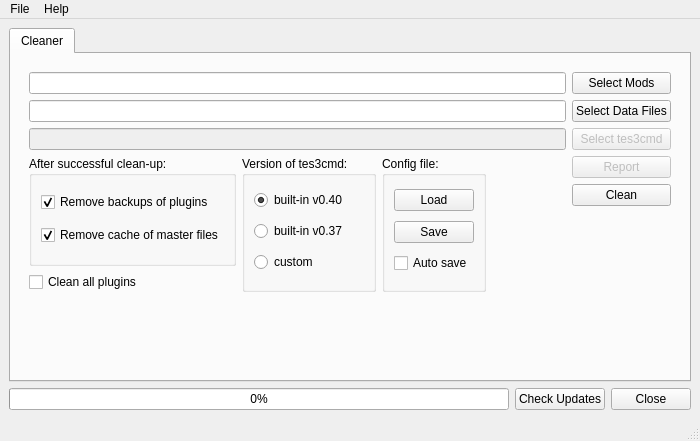
Qt form moht/ui/qtgui.ui (emcek/modhelpertool) before a commit.
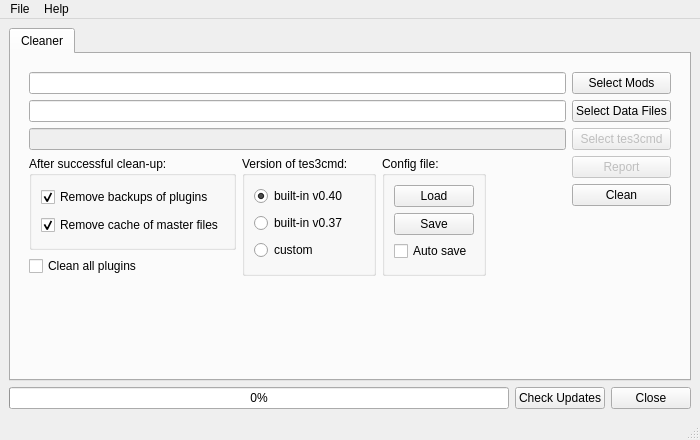
The same form after that commit. Icons and pictures are not drawn.

What changed in the file:
```diff
--- a/moht/ui/qtgui.ui
+++ b/moht/ui/qtgui.ui
@@ -7,7 +7,7 @@
     <x>0</x>
     <y>0</y>
     <width>700</width>
-    <height>441</height>
+    <height>440</height>
    </rect>
   </property>
   <property name="sizePolicy">
@@ -256,6 +256,19 @@
               </layout>
              </widget>
             </item>
+            <item row="10" column="0" colspan="5">
+             <spacer name="verticalSpacer_2">
+              <property name="orientation">
+               <enum>Qt::Vertical</enum>
+              </property>
+              <property name="sizeHint" stdset="0">
+               <size>
+                <width>20</width>
+                <height>40</height>
+               </size>
+              </property>
+             </spacer>
+            </item>
            </layout>
           </widget>
           <widget class="QWidget" name="page_report">
```
Left out of the diff: 143 changed lines with no effect on the pictures.
